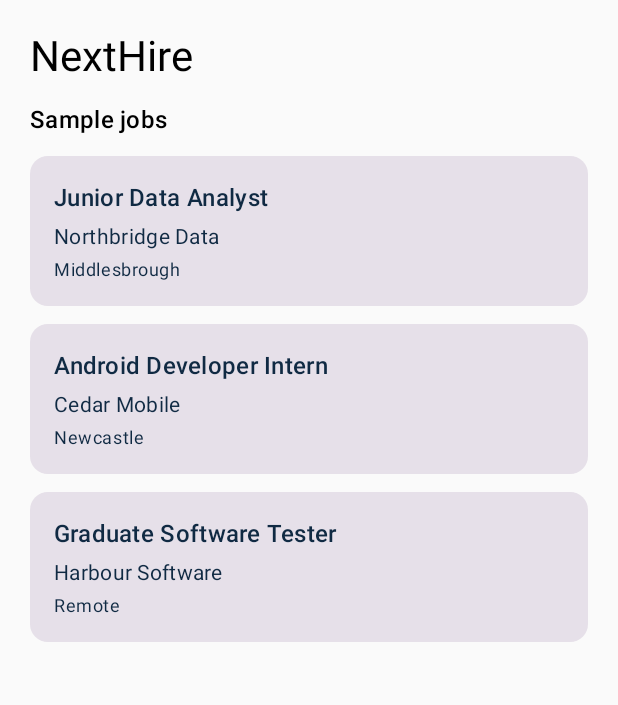
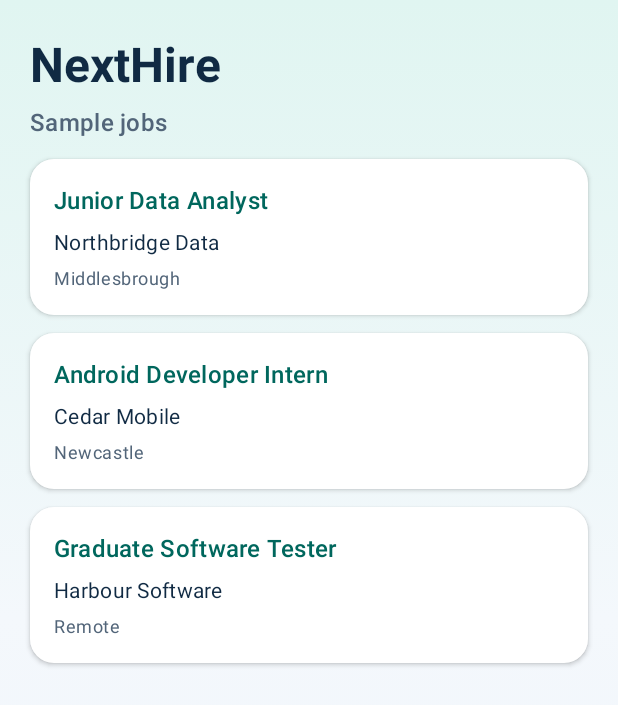
Before and after one commit to phanindrab716/NextHire, an Android app built with Jetpack Compose: the screen it shows after launch (MainActivity), on a phone screen of 412 x 824 dp. Shown: the top 705 px of the screen. Run offline under Robolectric (Android 15) with nearby library versions, the phone set to English and light mode, and no system bars.

Commit message:
Background theme Update

```diff
--- a/app/src/main/java/com/example/nexthire/ui/screens/HomePage.kt
+++ b/app/src/main/java/com/example/nexthire/ui/screens/HomePage.kt
@@ -1,5 +1,6 @@
 package com.example.nexthire.ui.screens
 
+import androidx.compose.foundation.background
 import androidx.compose.foundation.layout.Arrangement
 import androidx.compose.foundation.layout.Column
 import androidx.compose.foundation.layout.PaddingValues
@@ -9,12 +10,16 @@ import androidx.compose.foundation.layout.padding
 import androidx.compose.foundation.layout.safeDrawingPadding
 import androidx.compose.foundation.lazy.LazyColumn
 import androidx.compose.foundation.lazy.items
+import androidx.compose.foundation.shape.RoundedCornerShape
 import androidx.compose.material3.Card
+import androidx.compose.material3.CardDefaults
 import androidx.compose.material3.MaterialTheme
 import androidx.compose.material3.Text
 import androidx.compose.runtime.Composable
 import androidx.compose.ui.Modifier
+import androidx.compose.ui.text.font.FontWeight
 import androidx.compose.ui.unit.dp
+import com.example.nexthire.ui.theme.nextHireBackground
 
 private data class SampleJob(
     val title: String,
@@ -30,36 +35,62 @@ private val sampleJobs = listOf(
 
 @Composable
 fun HomeScreen() {
+    val colours = MaterialTheme.colorScheme
+    val typography = MaterialTheme.typography
+
     LazyColumn(
         modifier = Modifier
             .fillMaxSize()
+            .background(nextHireBackground())
             .safeDrawingPadding(),
-        contentPadding = PaddingValues(20.dp),
+        contentPadding = PaddingValues(horizontal = 20.dp, vertical = 24.dp),
         verticalArrangement = Arrangement.spacedBy(12.dp)
     ) {
         item {
-            Text(
-                text = "NextHire",
-                style = MaterialTheme.typography.headlineMedium
-            )
-        }
-
-        item {
-            Text(
-                text = "Sample jobs",
-                style = MaterialTheme.typography.titleMedium
-            )
+            Column(verticalArrangement = Arrangement.spacedBy(6.dp)) {
+                Text(
+                    text = "NextHire",
+                    style = typography.headlineLarge,
+                    fontWeight = FontWeight.Bold,
+                    color = colours.onBackground
+                )
+                Text(
+                    text = "Sample jobs",
+                    style = typography.titleMedium,
+                    color = colours.onSurfaceVariant
+                )
+            }
         }
 
         items(sampleJobs) { job ->
-            Card(modifier = Modifier.fillMaxWidth()) {
+            Card(
+                modifier = Modifier.fillMaxWidth(),
+                shape = RoundedCornerShape(16.dp),
+                colors = CardDefaults.cardColors(
+                    containerColor = colours.surface,
+                    contentColor = colours.onSurface
+                ),
+                elevation = CardDefaults.cardElevation(defaultElevation = 2.dp)
+            ) {
                 Column(
                     modifier = Modifier.padding(16.dp),
-                    verticalArrangement = Arrangement.spacedBy(4.dp)
+                    verticalArrangement = Arrangement.spacedBy(6.dp)
                 ) {
-                    Text(job.title, style = MaterialTheme.typography.titleMedium)
-                    Text(job.company, style = MaterialTheme.typography.bodyMedium)
-                    Text(job.location, style = MaterialTheme.typography.bodySmall)
+                    Text(
+                        text = job.title,
+                        style = typography.titleMedium,
+                        fontWeight = FontWeight.SemiBold,
+                        color = colours.primary
+                    )
+                    Text(
+                        text = job.company,
+                        style = typography.bodyMedium
+                    )
+                    Text(
+                        text = job.location,
+                        style = typography.bodySmall,
+                        color = colours.onSurfaceVariant
+                    )
                 }
             }
         }
--- a/app/src/main/java/com/example/nexthire/ui/screens/SplashScreen.kt
+++ b/app/src/main/java/com/example/nexthire/ui/screens/SplashScreen.kt
@@ -8,6 +8,7 @@ import androidx.compose.material3.Text
 import androidx.compose.runtime.Composable
 import androidx.compose.ui.Alignment
 import androidx.compose.ui.Modifier
+
 
 @Composable
 fun SplashScreen() {
--- a/app/src/main/java/com/example/nexthire/ui/theme/Theme.kt
+++ b/app/src/main/java/com/example/nexthire/ui/theme/Theme.kt
@@ -5,6 +5,7 @@ import androidx.compose.material3.MaterialTheme
 import androidx.compose.material3.darkColorScheme
 import androidx.compose.material3.lightColorScheme
 import androidx.compose.runtime.Composable
+import androidx.compose.ui.graphics.Brush
 import androidx.compose.ui.graphics.Color
 
 val NextHireNavy = Color(0xFF102A43)
@@ -15,7 +16,7 @@ private val LightColors = lightColorScheme(
     onPrimary = Color.White,
     primaryContainer = Color(0xFFCCFBF1),
     onPrimaryContainer = Color(0xFF003B33),
-    background = Color(0xFFF4F7FA),
+    background = Color(0xFFF4F8FC),
     onBackground = NextHireNavy,
     surface = Color.White,
     onSurface = NextHireNavy,
@@ -36,6 +37,31 @@ private val DarkColors = darkColorScheme(
     outlineVariant = Color(0xFF34485D)
 )
 
+private val LightBackground = Brush.verticalGradient(
+    colors = listOf(
+        Color(0xFFE0F5F1),
+        Color(0xFFF4F8FC),
+        Color(0xFFECF2FA)
+    )
+)
+
+private val DarkBackground = Brush.verticalGradient(
+    colors = listOf(
+        Color(0xFF123435),
+        Color(0xFF102033),
+        Color(0xFF0D1826)
+    )
+)
+
+@Composable
+fun nextHireBackground(): Brush {
+    return if (MaterialTheme.colorScheme.background == DarkColors.background) {
+        DarkBackground
+    } else {
+        LightBackground
+    }
+}
+
 @Composable
 fun NextHireTheme(
     darkTheme: Boolean = isSystemInDarkTheme(),
```
